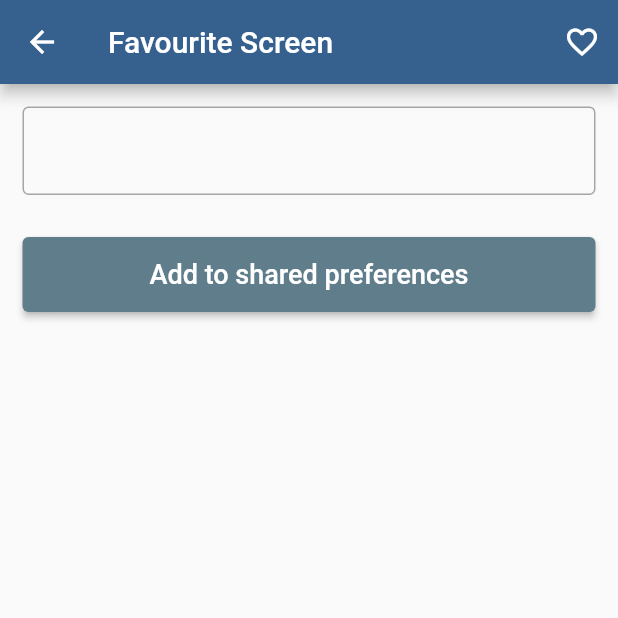
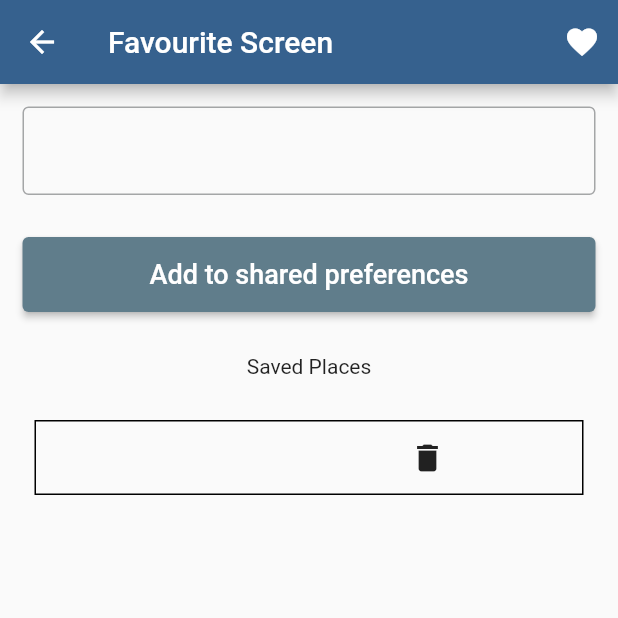
Before and after one commit to KishorKatuwal/tryingNewThings, a Flutter app: the TryingFavouriteScreen screen opened by its route, after a tap on "Add to shared preferences", on a phone screen of 412 x 824 dp, the top half of it. Run offline on Flutter 3.47's test engine with Material 3 defaults, Android fonts, the phone set to English and light mode, and no system bars; our stand-ins replace flutter_local_notifications, flutter_map, flutter_riverpod, geocoding, geolocator, latlong2 and 2 more; missing offline and left inert: advance_pdf_viewer2, onesignal_flutter; accounts and stored records are empty.

Commit message:
favourite added

```diff
--- a/lib/features/making_favourite/trying_favourite.dart
+++ b/lib/features/making_favourite/trying_favourite.dart
@@ -12,20 +12,27 @@ class TryingFavouriteScreen extends StatefulWidget {
 }
 
 class _TryingFavouriteScreenState extends State<TryingFavouriteScreen> {
-  late bool isFavourite;
+  bool isFavourite = false;
   late SharedPreferences preferences;
   late List<String> bookmarkList;
+  final TextEditingController nameController = TextEditingController();
+  bool isLoading = false;
 
   Future<void> _loadPreferences() async {
+    setState(() {
+      isLoading = true;
+    });
     preferences = await SharedPreferences.getInstance();
     isFavourite = preferences.getBool('bookmarkID') ?? false;
     bookmarkList = preferences.getStringList("places") ?? [];
-    setState(() {});
+    setState(() {
+      isLoading = false;
+    });
   }
 
-  Future<void> _bookmarkPlace() async {
-    isFavourite = await preferences.setBool('bookmarkID', true);
-    bookmarkList.add("");
+  Future<void> _bookmarkPlace(String bookmarkPlace) async {
+    isFavourite = await preferences.setBool(bookmarkPlace, true);
+    bookmarkList.add(bookmarkPlace);
     await preferences.setStringList("places", bookmarkList);
     setState(() {});
   }
@@ -61,20 +68,57 @@ class _TryingFavouriteScreenState extends State<TryingFavouriteScreen> {
                   : Icons.favorite_border_outlined)),
         ],
       ),
-      body: Padding(
+      body: isLoading
+          ? const Center(
+              child: CircularProgressIndicator(),
+            )
+          : Padding(
               padding: const EdgeInsets.all(15),
               child: Column(
                 children: [
                   TextFormField(
-              decoration: const InputDecoration(border: OutlineInputBorder()),
+                    controller: nameController,
+                    decoration:
+                        const InputDecoration(border: OutlineInputBorder()),
                   ),
                   const SizedBox(
                     height: 20,
                   ),
                   CustomButton(
-                onTap: () {},
+                      onTap: () {
+                        _bookmarkPlace(nameController.text);
+                      },
                       text: "Add to shared preferences",
                       color: Colors.blueGrey),
+                  const SizedBox(
+                    height: 20,
+                  ),
+                  const Text("Saved Places"),
+                  const SizedBox(
+                    height: 20,
+                  ),
+                  ListView.builder(
+                      shrinkWrap: true,
+                      itemCount: bookmarkList.length,
+                      itemBuilder: (context, index) {
+                        return Padding(
+                          padding: const EdgeInsets.all(8.0),
+                          child: Container(
+                            decoration: BoxDecoration(border: Border.all()),
+                            child: Row(
+                              mainAxisAlignment: MainAxisAlignment.spaceAround,
+                              children: [
+                                Text(bookmarkList[index]),
+                                IconButton(
+                                    onPressed: () {
+                                      _removeBookmarkPlace(bookmarkList[index]);
+                                    },
+                                    icon: const Icon(Icons.delete)),
+                              ],
+                            ),
+                          ),
+                        );
+                      }),
                 ],
               ),
             ),
```
Lines whose indentation alone changed are shown as unchanged.
